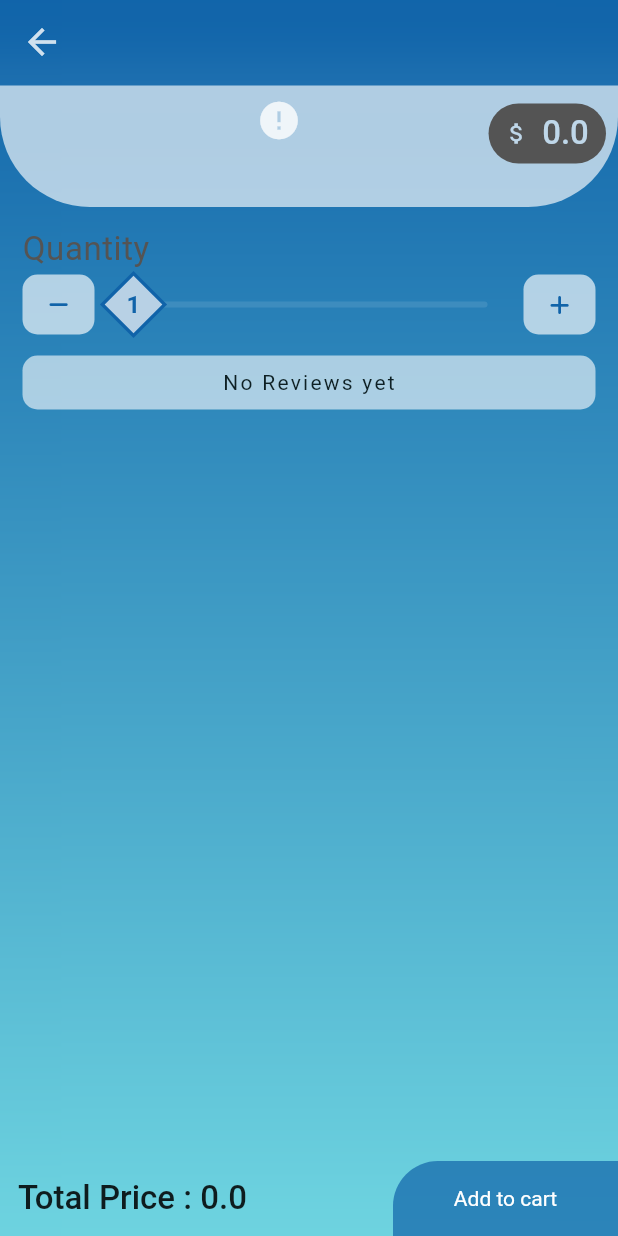
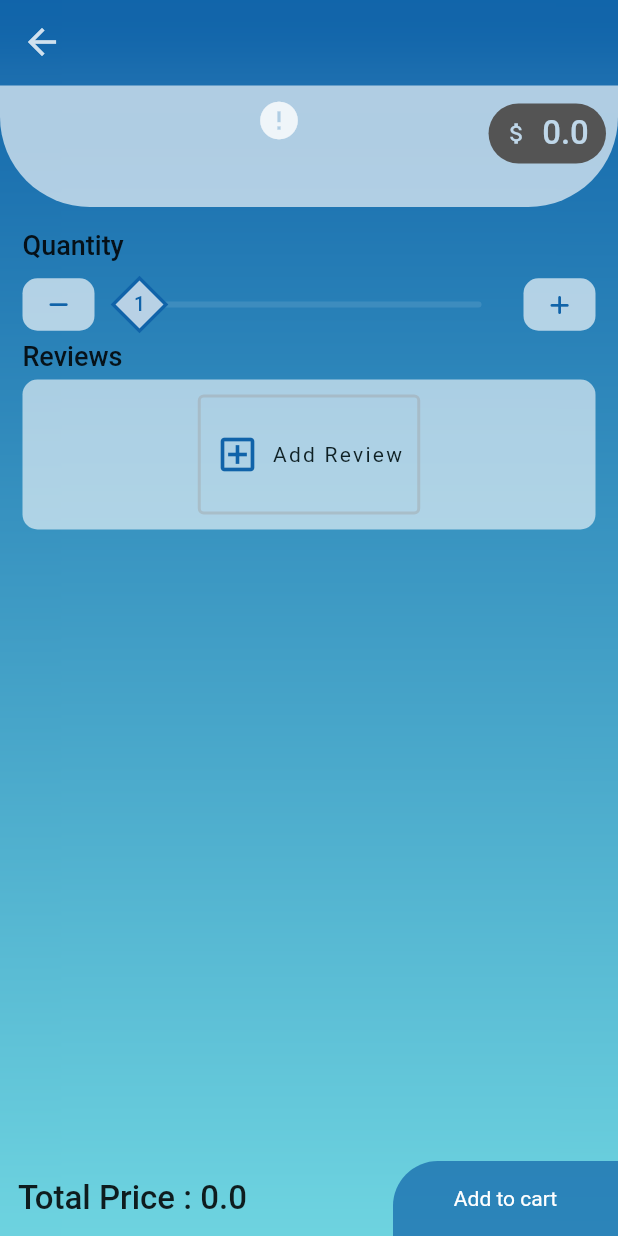
Before and after one commit to Abdelmenam-Tarek-Abdelmenam/kamn, a Flutter app: the ProductView screen opened directly with empty values, on a phone screen of 412 x 824 dp. Run offline on Flutter 3.47's test engine with Material 2 defaults, Android fonts, the phone set to English and light mode, and no system bars; drawn by our look-alikes of cached_network_image, carousel_slider; our stand-ins replace bloc, connectivity_plus, dio, either_dart, equatable, firebase_auth and 14 more; missing offline and left inert: flutter_vibrate, mongo_dart; accounts and stored records are empty; network calls fail.

Commit message:
add reviews

```diff
--- a/lib/presentation/resources/routes_manger.dart
+++ b/lib/presentation/resources/routes_manger.dart
@@ -11,14 +11,14 @@ import 'package:kamn/presentation/view/coaches_view/coach_achievment_view.dart';
 import 'package:kamn/presentation/view/coaches_view/gym_details_view.dart';
 import 'package:kamn/presentation/view/landing_view/landing_view.dart';
 import 'package:kamn/presentation/view/login_view/login_view.dart';
-import 'package:kamn/presentation/view/matches_view/ground_details_view.dart';
+import 'package:kamn/presentation/view/play_view/ground_details_view.dart';
 import 'package:kamn/presentation/view/user_view/user_view.dart';
 
 import '../view/coaches_view/coaches_view.dart';
 import '../view/customer_support_view/customer_support_view.dart';
 import '../view/leader_board_view/leader_board_view.dart';
 import '../view/login_view/signup_view.dart';
-import '../view/matches_view/matches_view.dart';
+import '../view/play_view/matches_view.dart';
 import '../view/store_view/product_view.dart';
 import '../view/store_view/store_view.dart';
 import '../view/tournaments_view/tournaments_view.dart';
--- a/lib/presentation/shared/details_widget.dart
+++ b/lib/presentation/shared/details_widget.dart
@@ -1,7 +1,10 @@
+import 'dart:ui';
+
 import 'package:carousel_slider/carousel_slider.dart';
 import 'package:flutter/material.dart';
 import 'package:kamn/data/repositories/lanucher_extentions.dart';
 import 'package:kamn/presentation/shared/widget/dividers.dart';
+import 'package:kamn/presentation/shared/widget/form_field.dart';
 import 'package:lottie/lottie.dart';
 
 import '../resources/asstes_manager.dart';
@@ -135,9 +138,17 @@ class ImagesList extends StatelessWidget {
   }
 }
 
-class ReviewList extends StatelessWidget {
+class ReviewList extends StatefulWidget {
   const ReviewList(this.reviews, {Key? key}) : super(key: key);
   final List<String> reviews;
+
+  @override
+  State<ReviewList> createState() => _ReviewListState();
+}
+
+class _ReviewListState extends State<ReviewList> {
+  final TextEditingController newReview = TextEditingController();
+  final GlobalKey<FormState> formKey = GlobalKey<FormState>();
 
   @override
   Widget build(BuildContext context) {
@@ -148,46 +159,106 @@ class ReviewList extends StatelessWidget {
         color: Theme.of(context).colorScheme.onPrimary.withOpacity(0.6),
         borderRadius: StyleManager.border,
       ),
-      child: reviews.isEmpty
-          ? Center(
-              child: Text(
-              "No Reviews yet",
-              style: Theme.of(context).textTheme.labelSmall,
-            ))
-          : Column(
+      child: Column(
         children: [
           SizedBox(
             height: 80,
             width: MediaQuery.of(context).size.width - 100,
             child: CarouselSlider(
               carouselController: CarouselController(),
-                    options: CarouselOptions(
-                        autoPlay: false, enableInfiniteScroll: false),
-                    items: reviews
-                        .map(
-                          (e) => Container(
+              options:
+                  CarouselOptions(autoPlay: false, enableInfiniteScroll: false),
+              items: List.generate(
+                  widget.reviews.length + 1,
+                  (index) => index == widget.reviews.length
+                      ? OutlinedButton.icon(
+                          onPressed: () => showAddDialog(context),
+                          icon: const Icon(Icons.add_box_outlined),
+                          label: Text(
+                            "Add Review",
+                            style: Theme.of(context).textTheme.labelSmall,
+                          ))
+                      : Container(
                           padding: PaddingManager.p10,
                           margin: const EdgeInsets.symmetric(horizontal: 10),
                           decoration: BoxDecoration(
                               borderRadius: StyleManager.border,
                               border: Border.all(
-                                    color:
-                                        Theme.of(context).colorScheme.primary,
+                                  color: Theme.of(context).colorScheme.primary,
                                   width: 1)),
                           child: Center(
                               child: SingleChildScrollView(
                                   child: Text(
-                              e,
+                            widget.reviews[index],
                             style: Theme.of(context).textTheme.labelSmall,
                           ))),
-                          ),
-                        )
-                        .toList(),
+                        )),
             ),
           )
         ],
       ),
     );
+  }
+
+  void showAddDialog(BuildContext context) {
+    newReview.clear();
+    showDialog(
+        context: context,
+        builder: (context) {
+          return BackdropFilter(
+            filter: ImageFilter.blur(sigmaX: 1.5, sigmaY: 1.5),
+            child: Dialog(
+              backgroundColor:
+                  Theme.of(context).colorScheme.onPrimary.withOpacity(0.7),
+              shape: const RoundedRectangleBorder(
+                  borderRadius: BorderRadius.all(Radius.circular(20))),
+              child: SizedBox(
+                height: 200,
+                child: ClipRRect(
+                    borderRadius: const BorderRadius.all(Radius.circular(20)),
+                    child: Padding(
+                      padding: const EdgeInsets.symmetric(horizontal: 15),
+                      child: Column(
+                        mainAxisAlignment: MainAxisAlignment.center,
+                        children: [
+                          FittedBox(
+                            child: Text(
+                              "Add Review",
+                              style: Theme.of(context).textTheme.titleLarge,
+                            ),
+                          ),
+                          Dividers.h10,
+                          Form(
+                            key: formKey,
+                            child: DefaultFormField(
+                              controller: newReview,
+                              title: "Review",
+                              maxLines: 3,
+                              hideBorder: true,
+                              validator: (val) =>
+                                  val!.isEmpty ? "Review can't be empty" : null,
+                              prefix: Icons.message_outlined,
+                            ),
+                          ),
+                          Dividers.h5,
+                          FilledButton.tonalIcon(
+                              onPressed: () {
+                                if (formKey.currentState!.validate()) {
+                                  widget.reviews.add(newReview.text);
+                                  setState(() {});
+                                  Navigator.of(context).pop();
+                                }
+                              },
+                              icon: const Icon(Icons.add),
+                              label: const Text("Add"))
+                        ],
+                      ),
+                    )),
+              ),
+              //  contentPadding: const EdgeInsets.all(0.0),
+            ),
+          );
+        });
   }
 }
 
--- a/lib/presentation/view/store_view/product_view.dart
+++ b/lib/presentation/view/store_view/product_view.dart
@@ -21,7 +21,9 @@ class ProductView extends StatelessWidget {
 
   @override
   Widget build(BuildContext context) {
-    return SlidingScaffold(
+    return GestureDetector(
+      onTap: () => FocusScope.of(context).unfocus(),
+      child: SlidingScaffold(
           showSliding: false,
           title: product.name,
           child: Expanded(
@@ -102,7 +104,8 @@ class ProductView extends StatelessWidget {
                     )),
               ),
             ]),
-        ));
+          )),
+    );
   }
 
   Widget productDetails(BuildContext context) {
@@ -113,8 +116,9 @@ class ProductView extends StatelessWidget {
           Text(
             "Quantity",
             style:
-                Theme.of(context).textTheme.bodySmall?.copyWith(fontSize: 22),
+                Theme.of(context).textTheme.labelLarge!.copyWith(fontSize: 18),
           ),
+          Dividers.h5,
           Row(
             children: [
               myIcon(context, FontAwesomeIcons.minus, () {
@@ -124,6 +128,8 @@ class ProductView extends StatelessWidget {
                 }
               }),
               Expanded(
+                child: Padding(
+                  padding: const EdgeInsets.symmetric(horizontal: 4.0),
                   child: SliderTheme(
                     data: SliderTheme.of(context).copyWith(
                       thumbShape: PolygonSliderThumb(
@@ -149,6 +155,7 @@ class ProductView extends StatelessWidget {
                         }),
                   ),
                 ),
+              ),
               myIcon(context, FontAwesomeIcons.plus, () {
                 if (quantity.value < 100) {
                   quantity.value++;
@@ -163,6 +170,14 @@ class ProductView extends StatelessWidget {
                 crossAxisAlignment: CrossAxisAlignment.start,
                 children: [
                   Dividers.h10,
+                  Text(
+                    "Choose Variety",
+                    style: Theme.of(context)
+                        .textTheme
+                        .labelLarge!
+                        .copyWith(fontSize: 16),
+                  ),
+                  Dividers.h5,
                   DefaultDropDownMenu(
                       prefix: Icons.menu,
                       title: "Varieties",
@@ -174,7 +189,12 @@ class ProductView extends StatelessWidget {
                   Dividers.h10,
                 ],
               )),
-          Dividers.h10,
+          Text(
+            "Reviews",
+            style:
+                Theme.of(context).textTheme.labelLarge!.copyWith(fontSize: 18),
+          ),
+          Dividers.h5,
           ReviewList(product.reviews),
         ],
       );
@@ -184,7 +204,7 @@ class ProductView extends StatelessWidget {
   Widget myIcon(
       BuildContext context, IconData icon, void Function() onPressed) {
     return Container(
-      height: 40,
+      height: 35,
       decoration: BoxDecoration(
         color: Theme.of(context).colorScheme.onPrimary.withOpacity(0.65),
         borderRadius: BorderRadius.circular(10),
@@ -228,8 +248,8 @@ class PolygonSliderThumb extends SliderComponentShape {
       required Size sizeWithOverflow}) {
     final Canvas canvas = context.canvas;
     int sides = 4;
-    double innerPolygonRadius = thumbRadius * 1.2;
-    double outerPolygonRadius = thumbRadius * 1.4;
+    double innerPolygonRadius = thumbRadius * 1;
+    double outerPolygonRadius = thumbRadius * 1.2;
     double angle = (pi * 2) / sides;
     final outerPathColor = Paint()
       ..color = ColorManager.mainBlue
@@ -282,8 +302,8 @@ class PolygonSliderThumb extends SliderComponentShape {
 
     TextSpan span = TextSpan(
       style: TextStyle(
-        fontSize: thumbRadius,
-        fontWeight: FontWeight.w700,
+        fontSize: thumbRadius - 3,
+        fontWeight: FontWeight.w500,
         color: ColorManager.mainBlue,
       ),
       text: sliderValue.round().toString(),
```
Also changed, not shown: lib/presentation/shared/widget/drop_down_menue.dart (+5 -11 lines), lib/presentation/shared/widget/form_field.dart (+20 -8 lines), lib/presentation/view/benefits_view/benefit_details_view.dart (+9 -0 lines), lib/presentation/view/coaches_view/coaach_details_view.dart (+9 -0 lines), lib/presentation/view/play_view/ground_details_view.dart (renamed from lib/presentation/view/matches_view/ground_details_view.dart), lib/presentation/view/play_view/matches_view.dart (renamed from lib/presentation/view/matches_view/matches_view.dart), lib/presentation/view/play_view/widgets/active_dialog.dart (renamed from lib/presentation/view/matches_view/widgets/active_dialog.dart), lib/presentation/view/play_view/widgets/active_matches.dart (renamed from lib/presentation/view/matches_view/widgets/active_matches.dart), lib/presentation/view/play_view/widgets/grounds.dart (renamed from lib/presentation/view/matches_view/widgets/grounds.dart). Lines whose indentation alone changed are shown as unchanged.
